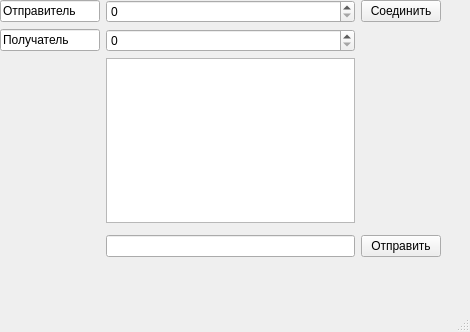
senyabk/PracticeChatUDP, file ChatClient/mainwindow.ui: the form before one commit.
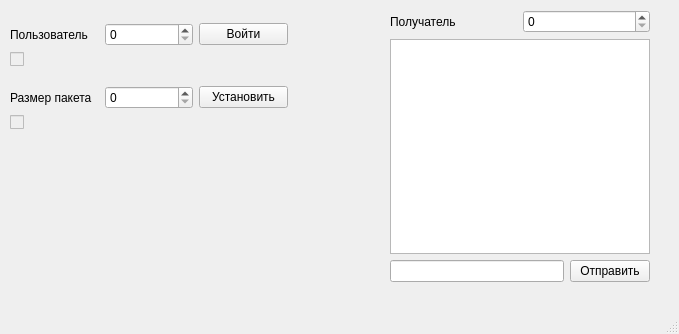
The form after the commit.

What changed in the file:
```diff
--- a/ChatClient/mainwindow.ui
+++ b/ChatClient/mainwindow.ui
@@ -6,74 +6,151 @@
    <rect>
     <x>0</x>
     <y>0</y>
-    <width>470</width>
-    <height>332</height>
+    <width>679</width>
+    <height>334</height>
    </rect>
   </property>
   <property name="windowTitle">
    <string>MainWindow</string>
   </property>
   <widget class="QWidget" name="centralwidget">
-   <widget class="QWidget" name="layoutWidget">
+   <widget class="QWidget" name="">
     <property name="geometry">
      <rect>
-      <x>0</x>
-      <y>0</y>
-      <width>441</width>
-      <height>257</height>
+      <x>390</x>
+      <y>10</y>
+      <width>260</width>
+      <height>272</height>
      </rect>
     </property>
-    <layout class="QGridLayout" name="gridLayout">
-     <item row="1" column="0">
-      <widget class="QLineEdit" name="lineEdit_2">
-       <property name="text">
-        <string>Получатель</string>
-       </property>
-      </widget>
+    <layout class="QVBoxLayout" name="verticalLayout_2">
+     <item>
+      <layout class="QHBoxLayout" name="horizontalLayout_2">
+       <item>
+        <widget class="QLabel" name="label_2">
+         <property name="text">
+          <string>Получатель</string>
+         </property>
+        </widget>
+       </item>
+       <item>
+        <widget class="QSpinBox" name="receiver_port">
+         <property name="maximum">
+          <number>9999999</number>
+         </property>
+        </widget>
+       </item>
+      </layout>
      </item>
-     <item row="4" column="1">
-      <widget class="QLineEdit" name="lineEdit_3"/>
+     <item>
+      <layout class="QVBoxLayout" name="verticalLayout">
+       <item>
+        <widget class="QTextEdit" name="textEdit"/>
+       </item>
+       <item>
+        <layout class="QHBoxLayout" name="horizontalLayout">
+         <item>
+          <widget class="QLineEdit" name="msg_text"/>
+         </item>
+         <item>
+          <widget class="QPushButton" name="sendingButton">
+           <property name="text">
+            <string>Отправить</string>
+           </property>
+          </widget>
+         </item>
+        </layout>
+       </item>
+      </layout>
      </item>
-     <item row="0" column="5" rowspan="4">
-      <layout class="QVBoxLayout" name="verticalLayout_3"/>
+    </layout>
+   </widget>
+   <widget class="QWidget" name="">
+    <property name="geometry">
+     <rect>
+      <x>10</x>
+      <y>10</y>
+      <width>278</width>
+      <height>133</height>
+     </rect>
+    </property>
+    <layout class="QVBoxLayout" name="verticalLayout_5">
+     <item>
+      <layout class="QVBoxLayout" name="verticalLayout_3">
+       <item>
+        <layout class="QHBoxLayout" name="horizontalLayout_3">
+         <item>
+          <widget class="QLabel" name="label">
+           <property name="text">
+            <string>Пользователь</string>
+           </property>
+          </widget>
+         </item>
+         <item>
+          <widget class="QSpinBox" name="sender_port">
+           <property name="maximum">
+            <number>999999</number>
+           </property>
+          </widget>
+         </item>
+         <item>
+          <widget class="QPushButton" name="pushButton">
+           <property name="text">
+            <string>Войти</string>
+           </property>
+          </widget>
+         </item>
+        </layout>
+       </item>
+       <item>
+        <widget class="QCheckBox" name="checkBox">
+         <property name="enabled">
+          <bool>false</bool>
+         </property>
+         <property name="text">
+          <string/>
+         </property>
+         <property name="checkable">
+          <bool>true</bool>
+         </property>
+        </widget>
+       </item>
+      </layout>
      </item>
-     <item row="0" column="0">
-      <widget class="QLineEdit" name="lineEdit">
-       <property name="text">
-        <string>Отправитель</string>
-       </property>
-      </widget>
-     </item>
-     <item row="0" column="1">
-      <widget class="QSpinBox" name="sender_port">
-       <property name="maximum">
-        <number>999999</number>
-       </property>
-      </widget>
-     </item>
-     <item row="0" column="4">
-      <widget class="QPushButton" name="pushButton">
-       <property name="text">
-        <string>Соединить</string>
-       </property>
-      </widget>
-     </item>
-     <item row="1" column="1">
-      <widget class="QSpinBox" name="receiver_port">
-       <property name="maximum">
-        <number>9999999</number>
-       </property>
-      </widget>
-     </item>
-     <item row="2" column="1">
-      <widget class="QTextEdit" name="textEdit"/>
-     </item>
-     <item row="4" column="4">
-      <widget class="QPushButton" name="sendingButton">
-       <property name="text">
-        <string>Отправить</string>
-       </property>
-      </widget>
+     <item>
+      <layout class="QVBoxLayout" name="verticalLayout_4">
+       <item>
+        <layout class="QHBoxLayout" name="horizontalLayout_4">
+         <item>
+          <widget class="QLabel" name="label_3">
+           <property name="text">
+            <string>Размер пакета</string>
+           </property>
+          </widget>
+         </item>
+         <item>
+          <widget class="QSpinBox" name="sizeSpinBox"/>
+         </item>
+         <item>
+          <widget class="QPushButton" name="sizeButton">
+           <property name="text">
+            <string>Установить</string>
+           </property>
+          </widget>
+         </item>
+        </layout>
+       </item>
+       <item>
+        <widget class="QCheckBox" name="checkBox_2">
+         <property name="enabled">
+          <bool>false</bool>
+         </property>
+         <property name="text">
+          <string/>
+         </property>
+        </widget>
+       </item>
+      </layout>
      </item>
     </layout>
    </widget>
```
Left out of the diff: 2 changed lines with no effect on the pictures.
